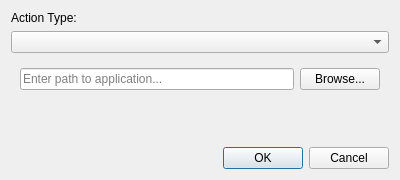
This is src/modules/MacroManager/addactiondialog.ui in DoonMad/TowerToys as Qt 5 draws it before an edit. The edited form follows.
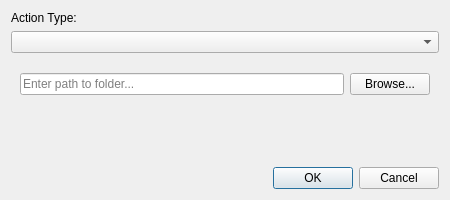
This is the edited form. The open tabs and pages were chosen to show the change.

Commit message: feat: Add 'Open VS Code Folder' action and update dialog

What changed in the file:
```diff
--- a/src/modules/MacroManager/addactiondialog.ui
+++ b/src/modules/MacroManager/addactiondialog.ui
@@ -6,9 +6,7 @@
    <rect>
     <x>0</x>
     <y>0</y>
-    <width>400</width>
-    <height>180</height>
-   </rect>
+    <width>450</width> <height>200</height> </rect>
   </property>
   <property name="windowTitle">
    <string>Add New Action</string>
@@ -69,7 +67,25 @@
        </item>
       </layout>
      </widget>
-    </widget>
+     <widget class="QWidget" name="pageOpenVSCodeFolder">
+      <layout class="QHBoxLayout" name="horizontalLayout_2">
+       <item>
+        <widget class="QLineEdit" name="vsCodeFolderPathEdit">
+         <property name="placeholderText">
+          <string>Enter path to folder...</string>
+         </property>
+        </widget>
+       </item>
+       <item>
+        <widget class="QPushButton" name="browseVSCodeFolderButton">
+         <property name="text">
+          <string>Browse...</string>
+         </property>
+        </widget>
+       </item>
+      </layout>
+     </widget>
+     </widget>
    </item>
    <item>
     <spacer name="verticalSpacer">
```
Left out of the diff: 6 changed lines with no effect on the pictures. The commit also changes 5 other files.
